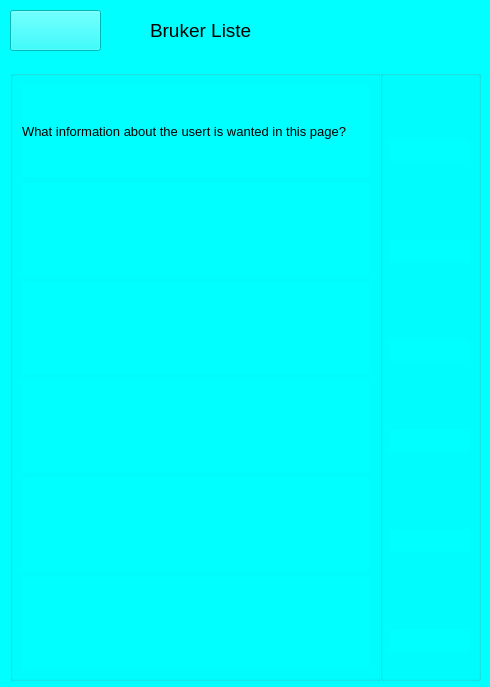
Qt form SKOGKK/KKOGSK/patientdialog.ui (Strauts/AppDeployment) before a commit.
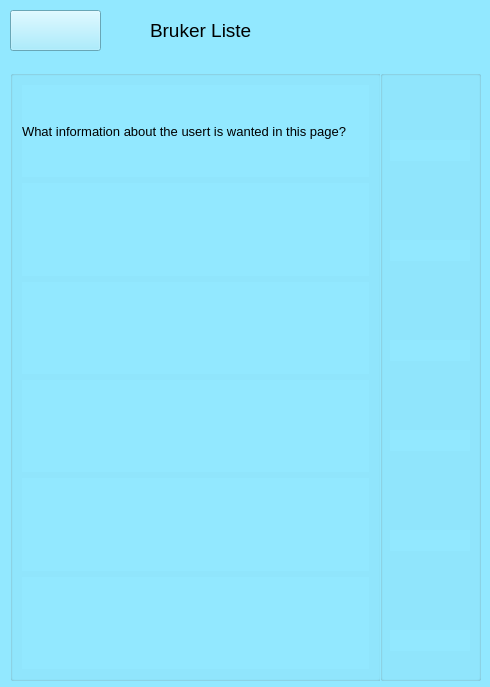
The same form after that commit. Icons and pictures are not drawn.

```diff
--- a/SKOGKK/KKOGSK/patientdialog.ui
+++ b/SKOGKK/KKOGSK/patientdialog.ui
@@ -14,7 +14,7 @@
    <string>Dialog</string>
   </property>
   <property name="styleSheet">
-   <string notr="true">background-color: rgb(0, 255, 255);</string>
+   <string notr="true">background-color: rgb(146, 232, 255);</string>
   </property>
   <widget class="QGroupBox" name="groupBox">
    <property name="geometry">
```
